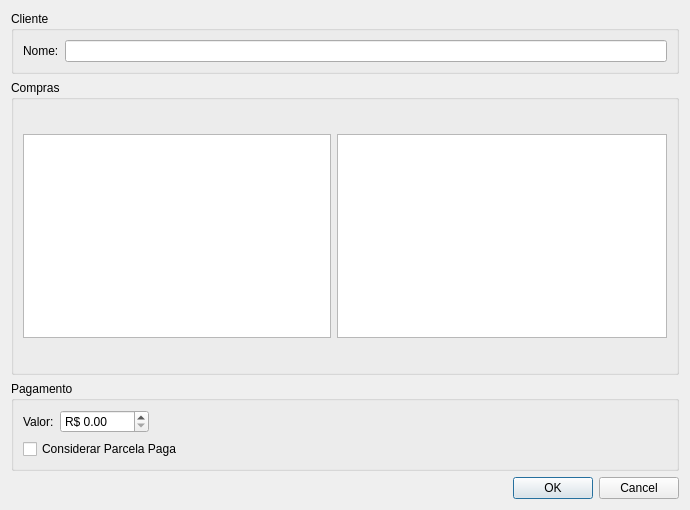
First picture: the form in pagaraddview.ui, repository alexandrepossebom/qsc, before the edit.
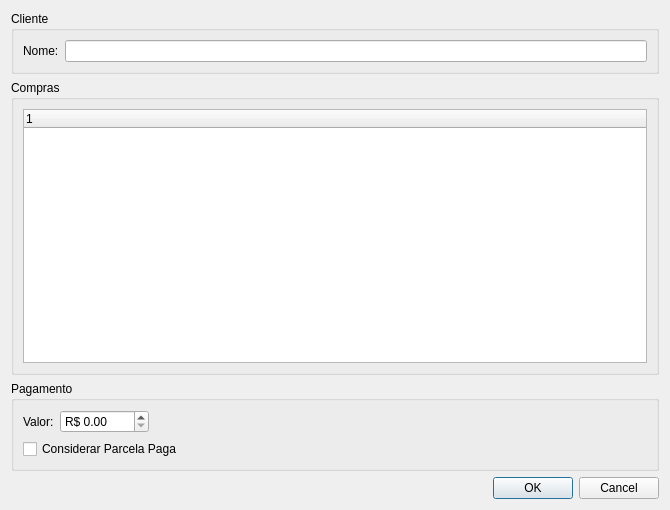
Second picture: the form after the edit.

Commit message: - Changes for use QTree instead QTable

The edit to the form file:
```diff
--- a/pagaraddview.ui
+++ b/pagaraddview.ui
@@ -6,7 +6,7 @@
    <rect>
     <x>0</x>
     <y>0</y>
-    <width>647</width>
+    <width>670</width>
     <height>510</height>
    </rect>
   </property>
@@ -43,40 +43,13 @@
      </property>
      <layout class="QVBoxLayout" name="verticalLayout">
       <item>
-       <layout class="QHBoxLayout" name="horizontalLayout">
-        <item>
-         <widget class="QTableWidget" name="compraTableWidget">
-          <property name="minimumSize">
-           <size>
-            <width>308</width>
-            <height>204</height>
-           </size>
-          </property>
-          <property name="maximumSize">
-           <size>
-            <width>16777215</width>
-            <height>204</height>
-           </size>
-          </property>
-         </widget>
-        </item>
-        <item>
-         <widget class="QTableWidget" name="parcelaTableWidget">
-          <property name="minimumSize">
-           <size>
-            <width>330</width>
-            <height>204</height>
-           </size>
-          </property>
-          <property name="maximumSize">
-           <size>
-            <width>16777215</width>
-            <height>204</height>
-           </size>
-          </property>
-         </widget>
-        </item>
-       </layout>
+       <widget class="QTreeWidget" name="treeWidget">
+        <column>
+         <property name="text">
+          <string notr="true">1</string>
+         </property>
+        </column>
+       </widget>
       </item>
      </layout>
     </widget>
```
The commit also changes 6 other files.
